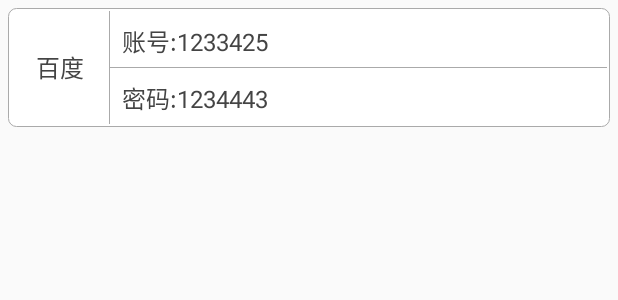
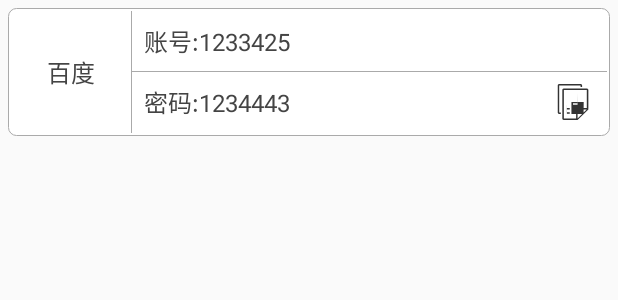
Before and after one commit to zhangqixiang-sh/PasswordManager, an Android app: the layout item_account.xml on its own in the app's theme, with its tools: preview values and no code run, on a phone screen of 412 x 824 dp. Shown: the top 300 px of the screen. Run offline under Robolectric (Android 15) with nearby library versions, the phone set to English and light mode, and no system bars.

Commit message:
修复复制密码错误

```diff
--- /dev/null
+++ b/app/src/main/res/drawable/ic_copy_pwd.xml
@@ -0,0 +1,9 @@
+<vector xmlns:android="http://schemas.android.com/apk/res/android"
+    android:width="24dp"
+    android:height="24dp"
+    android:viewportHeight="1024.0"
+    android:viewportWidth="1024.0">
+    <path
+        android:fillColor="#333333"
+        android:pathData="M163.8,812.4L119.5,812.4L119.5,44.4h607.6v41h44.4L771.4,44.4s0,-44.4 -44.4,-44.4L119.5,0C78.5,0 78.5,44.4 78.5,44.4v768s0,41 44.4,41h44.4l-3.4,-41zM252.6,1024c-44.4,0 -44.4,-41 -44.4,-41L208.2,170.7s0,-41 44.4,-41h651.9c44.4,0 44.4,41 44.4,41v556.4l-307.2,297L252.6,1024zM252.6,983h392.5l259.4,-256L904.5,170.7L252.6,170.7v812.4zM638.3,1017.2h-3.4c-3.4,-3.4 -34.1,-30.7 -34.1,-34.1v-256s0,-41 44.4,-41h303.8l-34.1,34.1 -266.2,293.5c-3.4,3.4 -6.8,3.4 -10.2,3.4m3.4,-293.5v256l259.4,-256h-259.4zM812.4,720.2L467.6,720.2v-44.4h348.2v44.4zM812.4,849.9L467.6,849.9L467.6,512h348.2v44.4zM638.3,549.5L512,549.5v41h129.7L641.7,256zM334.5,679.3h85.3v44.4L337.9,723.6v-44.4zM334.5,805.5h85.3v41L337.9,846.5L337.9,512z" />
+</vector>
--- a/app/src/main/res/drawable/shape_dialog.xml
+++ b/app/src/main/res/drawable/shape_dialog.xml
@@ -1,6 +1,6 @@
 <?xml version="1.0" encoding="utf-8"?>
 <shape xmlns:android="http://schemas.android.com/apk/res/android"
-    android:shape="rectangle">
+    >
     <corners android:radius="10dp" />
     <solid android:color="#88000000" />
 </shape>
--- a/app/src/main/res/layout/item_account.xml
+++ b/app/src/main/res/layout/item_account.xml
@@ -1,19 +1,18 @@
 <?xml version="1.0" encoding="utf-8"?>
-<FrameLayout xmlns:android="http://schemas.android.com/apk/res/android"
-    android:layout_width="match_parent"
-    android:layout_height="90dp"
-    android:padding="5dp">
 
 <LinearLayout xmlns:android="http://schemas.android.com/apk/res/android"
+    xmlns:tools="http://schemas.android.com/tools"
     android:layout_width="match_parent"
-        android:layout_height="match_parent"
+    android:layout_height="85dp"
+    xmlns:app="http://schemas.android.com/apk/res-auto"
+    android:layout_margin="5dp"
     android:background="@drawable/shape_frame_gray"
     android:orientation="horizontal"
     android:padding="2dp">
 
     <TextView
         android:id="@+id/tv_server"
-            android:layout_width="65dp"
+        android:layout_width="80dp"
         android:layout_height="match_parent"
         android:gravity="center"
         android:text="百度"
@@ -33,6 +32,9 @@
         <TextView
             android:id="@+id/tv_name"
             style="@style/textview_account"
+            android:layout_width="match_parent"
+            android:layout_height="0dp"
+            android:layout_weight="1"
             android:text="账号:1233425" />
 
         <View
@@ -40,13 +42,31 @@
             android:layout_height="1px"
             android:background="#aaa" />
 
+        <LinearLayout
+            android:layout_width="match_parent"
+            android:layout_height="0dp"
+            android:layout_weight="1"
+            android:gravity="center_vertical"
+            android:orientation="horizontal"
+            tools:ignore="UseCompoundDrawables">
+
             <TextView
                 android:id="@+id/tv_pwd"
                 style="@style/textview_account"
+                android:layout_width="0dp"
+                android:layout_height="match_parent"
+                android:layout_weight="1"
                 android:text="密码:1234443" />
 
+            <ImageView
+                android:id="@+id/iv_copy_pwd"
+                app:srcCompat="@drawable/ic_copy_pwd"
+                android:layout_width="wrap_content"
+                android:layout_height="wrap_content"
+                android:layout_marginRight="5dp"
+                android:padding="5dp" />
+        </LinearLayout>
 
     </LinearLayout>
 
 </LinearLayout>
-</FrameLayout>
--- a/app/src/main/res/values/strings.xml
+++ b/app/src/main/res/values/strings.xml
@@ -71,5 +71,5 @@
     <string name="pref_ringtone_silent">Silent</string>
 
     <string name="pref_title_vibrate">Vibrate</string>
-    <string name="version_time">版本信息: 2017/4/11</string>
+    <string name="version_time">版本信息: 2017/6/14</string>
 </resources>
--- a/app/src/main/res/values/styles.xml
+++ b/app/src/main/res/values/styles.xml
@@ -37,10 +37,7 @@
     </style>
 
     <style name="textview_account">
-        <item name="android:layout_width">match_parent</item>
         <item name="android:textColor">#444444</item>
-        <item name="android:layout_height">0dp</item>
-        <item name="android:layout_weight">1</item>
         <item name="android:padding">8dp</item>
         <item name="android:textSize">16sp</item>
         <item name="android:gravity">center_vertical</item>
```
Also changed, not shown: app/src/main/java/com/zqx/password_manage/adapter/AccountAdapter.java (+18 -1 lines), app/src/main/res/drawable/ic_info_black_24dp.xml (deleted, +0 -9 lines), app/src/main/res/drawable/ic_notifications_black_24dp.xml (deleted, +0 -9 lines), app/src/main/res/drawable/ic_sync_black_24dp.xml (deleted, +0 -9 lines). Lines whose indentation alone changed are shown as unchanged.
